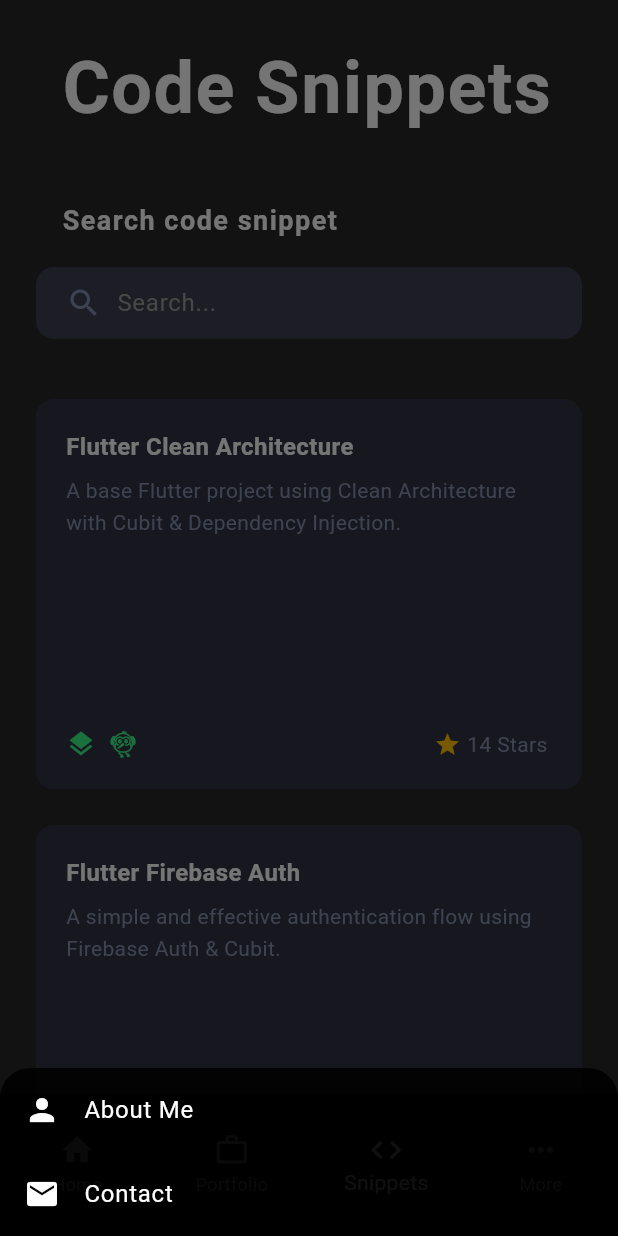
After one commit to mahmoudahmed1718/my_portfolio, a Flutter app: the MobileSnippets screen opened by its route, item 4 of the bottom bar chosen, on a phone screen of 412 x 824 dp. The commit adds this screen. Run offline on Flutter 3.47's test engine with Material 3 defaults, Android fonts, the light colour scheme and no system bars; our stand-ins replace flutter_animate, flutter_highlight, font_awesome_flutter, visibility_detector; missing offline and left inert: dart:js_interop, font_awesome_icon_class.

Commit message:
Add MobileProjects and MobileSnippets views with scroll-based navigation bar visibility

```diff
--- a/lib/core/helper/on_generate_route.dart
+++ b/lib/core/helper/on_generate_route.dart
@@ -2,6 +2,8 @@
 import 'package:portfolio/features/about_me/presentation/view/about_me_view.dart';
 import 'package:portfolio/features/contact_section.dart/presentation/view/contact_view.dart';
 import 'package:portfolio/features/home/presentation/view/home_view.dart';
+import 'package:portfolio/features/home/presentation/view/mobil_projects.dart';
+import 'package:portfolio/features/home/presentation/view/mobil_snippets.dart';
 import 'package:portfolio/features/projects/presentation/view/project_view.dart';
 import 'package:portfolio/features/snippets/presentation/view/snippet_code_view.dart';
 
@@ -17,6 +19,10 @@
       return MaterialPageRoute(builder: (context) => const ProjectsView());
     case SnippetCodeView.routeName:
       return MaterialPageRoute(builder: (context) => const SnippetCodeView());
+    case MobileSnippets.routeName:
+      return MaterialPageRoute(builder: (context) => const MobileSnippets());
+    case MobileProjects.routeName:
+      return MaterialPageRoute(builder: (context) => const MobileProjects());
 
     default:
       return MaterialPageRoute(builder: (context) => const Scaffold());
--- /dev/null
+++ b/lib/features/home/presentation/view/mobil_snippets.dart
@@ -0,0 +1,115 @@
+import 'package:flutter/material.dart';
+import 'package:portfolio/core/entites/snpittes_entity.dart';
+import 'package:portfolio/core/helper/all_snippets.dart';
+import 'package:portfolio/core/helper/show_more_option.dart';
+import 'package:portfolio/core/widgets/custom_footer.dart';
+import 'package:portfolio/core/widgets/mobil_bottom_nav.dart';
+import 'package:portfolio/features/home/presentation/view/home_view.dart';
+import 'package:portfolio/features/home/presentation/view/mobil_projects.dart';
+import 'package:portfolio/features/snippets/presentation/view/widgets/responsive_snippet_grid_view.dart';
+import 'package:portfolio/features/snippets/presentation/view/widgets/snippet_header_secion.dart';
+import 'package:portfolio/features/snippets/presentation/view/widgets/snippet_search_field.dart';
+
+class MobileSnippets extends StatelessWidget {
+  static const String routeName = 'mobil_snippets';
+  const MobileSnippets({super.key});
+  @override
+  Widget build(BuildContext context) {
+    return Scaffold(body: MobileSnippetsBody());
+  }
+}
+
+class MobileSnippetsBody extends StatefulWidget {
+  const MobileSnippetsBody({super.key});
+
+  @override
+  State<MobileSnippetsBody> createState() => _MobileSnippetsBodyState();
+}
+
+class _MobileSnippetsBodyState extends State<MobileSnippetsBody> {
+  final TextEditingController _searchController = TextEditingController();
+  String selectedItem = 'Snippets';
+  List<SnippetEntity> filteredSnippets = allSnippets;
+  int currentIndex = 2;
+  bool isNavBarVisible = true;
+  late ScrollController _scrollController;
+
+  @override
+  void initState() {
+    super.initState();
+    _scrollController = ScrollController();
+    _scrollController.addListener(() {
+      if (_scrollController.position.pixels > 100 && isNavBarVisible) {
+        setState(() {
+          isNavBarVisible = false;
+        });
+      } else if (_scrollController.position.pixels <= 100 && !isNavBarVisible) {
+        setState(() {
+          isNavBarVisible = true;
+        });
+      }
+    });
+    _searchController.addListener(_onSearchChanged);
+  }
+
+  @override
+  void dispose() {
+    _scrollController.dispose();
+    _searchController.dispose();
+    super.dispose();
+  }
+
+  void _onSearchChanged() {
+    final query = _searchController.text.toLowerCase();
+    setState(() {
+      filteredSnippets = allSnippets.where((snippet) {
+        return snippet.title.toLowerCase().contains(query) ||
+            snippet.description.toLowerCase().contains(query);
+      }).toList();
+    });
+  }
+
+  @override
+  Widget build(BuildContext context) {
+    return Scaffold(
+      bottomNavigationBar: MobileBottomNav(
+        isNavBarVisible: isNavBarVisible,
+        currentIndex: currentIndex,
+        onTap: (index) {
+          if (index == currentIndex) {
+          } else if (index == 0) {
+            Navigator.pushNamed(context, HomeView.routeName);
+          } else if (index == 1) {
+            Navigator.pushNamed(context, MobileProjects.routeName);
+          } else if (index == 3) {
+            showMoreOptions(context);
+          } else {
+            setState(() {
+              currentIndex = index;
+            });
+          }
+        },
+      ),
+      body: SingleChildScrollView(
+        controller: _scrollController,
+        child: Padding(
+          padding: const EdgeInsets.symmetric(horizontal: 24),
+          child: Column(
+            children: [
+              const SizedBox(height: 28),
+              const SnippetsHeaderSection(),
+              SnippetsSearchField(
+                searchController: _searchController,
+                onChanged: (_) {},
+              ),
+              const SizedBox(height: 40),
+              ResponsiveSnippetGrid(snippets: filteredSnippets),
+              const SizedBox(height: 16),
+              const CustomFooter(),
+            ],
+          ),
+        ),
+      ),
+    );
+  }
+}
```
Also changed, not shown: lib/features/home/presentation/view/mobil_projects.dart (added, +133 -0 lines).
